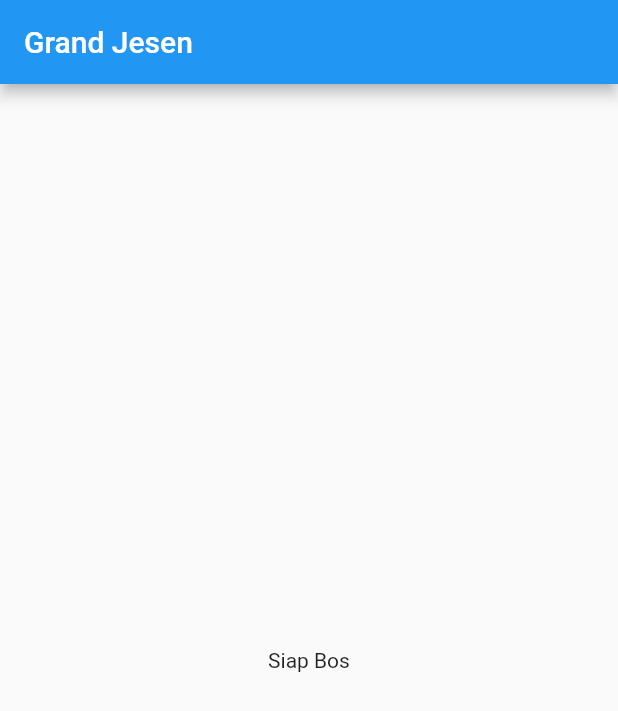
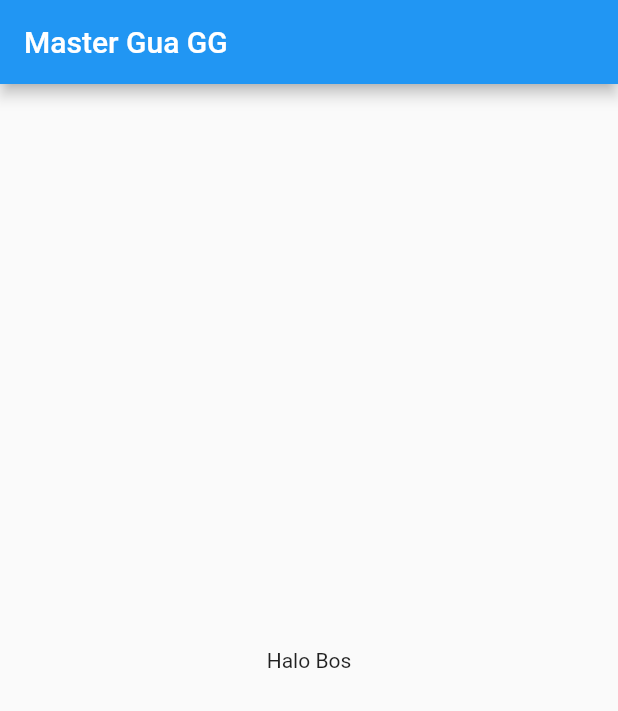
Before and after one commit to Mobile-Programming-MDP/materi-latihan-flutter-iniJesen, a Flutter app: the screen it shows after launch, on a phone screen of 412 x 824 dp. Shown: the top 711 px of the screen. Run offline on Flutter 3.47's test engine with Material 2 defaults, Android fonts, the phone set to English and light mode, and no system bars.

Commit message:
second commit

```diff
--- a/coba_apk/lib/main.dart
+++ b/coba_apk/lib/main.dart
@@ -10,15 +10,23 @@ class MyApp extends StatelessWidget {
   @override
   Widget build(BuildContext context) {
     return MaterialApp(
-      title: "Jesen Ong",
-      theme: ThemeData(primarySwatch: Colors.blue),
-      home: Scaffold(
-        appBar: AppBar(
-          title: const Text("Grand Jesen"),
-        ),
-        body: const Center(
-          child: Text("Siap Bos"),
-        ),
+        title: "Jesen Ong",
+        theme: ThemeData(primarySwatch: Colors.blue),
+        home: firstScreen());
+  }
+}
+
+class firstScreen extends StatelessWidget {
+  const firstScreen({super.key});
+
+  @override
+  Widget build(BuildContext context) {
+    return Scaffold(
+      appBar: AppBar(
+        title: const Text("Master Gua GG"),
+      ),
+      body: const Center(
+        child: Text("Halo Bos"),
       ),
     );
   }
```
